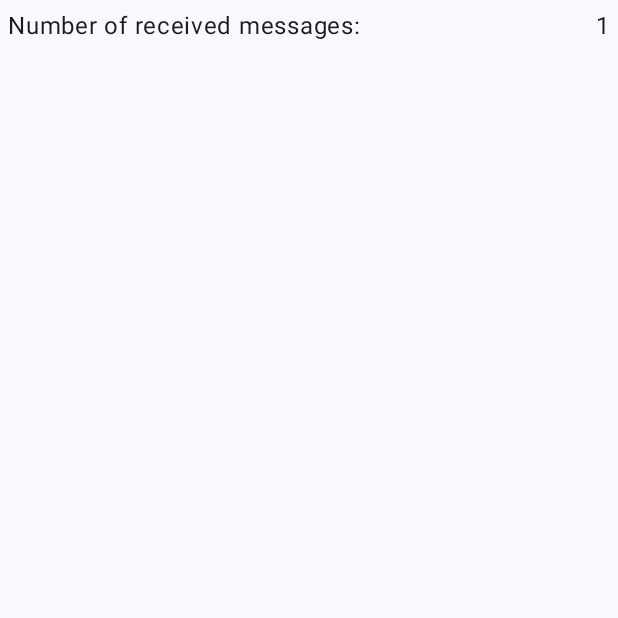
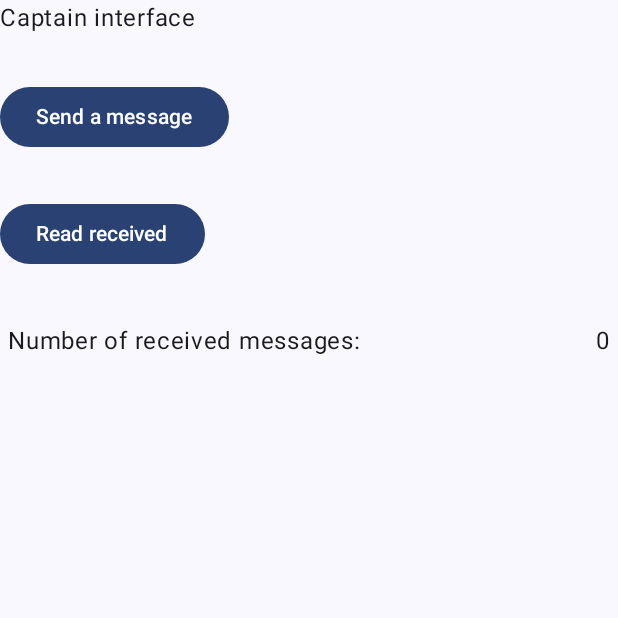
Before and after one commit to igormayachenkov/fleet, an Android app built with Jetpack Compose: the screen it shows after launch (MainActivity), on a phone screen of 412 x 824 dp, the top half of it. Run offline under Robolectric (Android 15) with nearby library versions, the phone set to English and light mode, and no system bars.

Commit message:
flagman: msg flow converted to channels

```diff
--- a/flagman/app/src/main/java/ru/igormayachenkov/flagman/Captain.kt
+++ b/flagman/app/src/main/java/ru/igormayachenkov/flagman/Captain.kt
@@ -4,9 +4,11 @@ import android.content.Context
 import android.util.Log
 import kotlinx.coroutines.CoroutineScope
 import kotlinx.coroutines.Dispatchers
+import kotlinx.coroutines.ExperimentalCoroutinesApi
 import kotlinx.coroutines.flow.MutableStateFlow
 import kotlinx.coroutines.flow.asStateFlow
 import kotlinx.coroutines.launch
+import ru.igormayachenkov.flagman.radio.Message
 import ru.igormayachenkov.flagman.radio.RadioMan
 
 object Captain {
@@ -26,14 +28,28 @@ object Captain {
     fun start(context: Context) {
         Log.d(TAG,"start")
 
+
         scope.launch {
-            radioMan.received.collect { msg ->
-                Log.d(TAG,"received message: $msg")
-                _state.emit(
-                    State(_state.value.receiveMessagesCount+1)
-                )
+            radioMan.run()
+        }
+    }
+
+    fun sendMessage(){
+        val msg = Message(time=System.currentTimeMillis(), data= ByteArray(0))
+        scope.launch {
+            radioMan.toSend.send(msg)
+        }
+    }
+
+    @OptIn(ExperimentalCoroutinesApi::class)
+    fun readReceivedMessages(){
+        scope.launch {
+            radioMan.received.apply {
+                while(!isEmpty) {
+                    val msg = receive()
+                    _state.emit(State(state.value.receiveMessagesCount+1))
+                }
             }
-            Log.d(TAG,"finished")
         }
     }
 }
--- a/flagman/app/src/main/java/ru/igormayachenkov/flagman/MainActivity.kt
+++ b/flagman/app/src/main/java/ru/igormayachenkov/flagman/MainActivity.kt
@@ -6,9 +6,12 @@ import androidx.activity.compose.setContent
 import androidx.activity.enableEdgeToEdge
 import androidx.compose.foundation.layout.Column
 import androidx.compose.foundation.layout.Row
+import androidx.compose.foundation.layout.Spacer
 import androidx.compose.foundation.layout.fillMaxSize
 import androidx.compose.foundation.layout.fillMaxWidth
+import androidx.compose.foundation.layout.height
 import androidx.compose.foundation.layout.padding
+import androidx.compose.material3.Button
 import androidx.compose.material3.Scaffold
 import androidx.compose.material3.Surface
 import androidx.compose.material3.Text
@@ -32,6 +35,23 @@ class MainActivity : ComponentActivity() {
                     ){
                         val state by Captain.state.collectAsState()
                         Column(Modifier.fillMaxWidth()) {
+                            Text("Captain interface")
+                            Spacer(Modifier.height(30.dp))
+
+                            // Send button
+                            Button({Captain.sendMessage()}) {
+                                Text("Send a message")
+                            }
+                            Spacer(Modifier.height(30.dp))
+
+                            // Send button
+                            Button({Captain.readReceivedMessages()}) {
+                                Text("Read received")
+                            }
+                            Spacer(Modifier.height(30.dp))
+
+
+                            // Message list
                             Row(
                                 Modifier
                                     .fillMaxWidth()
@@ -39,6 +59,7 @@ class MainActivity : ComponentActivity() {
                                 Text("Number of received messages:", Modifier.weight(1f))
                                 Text("${state.receiveMessagesCount}")
                             }
+
                         }
                     }
                 }
--- a/flagman/app/src/main/java/ru/igormayachenkov/flagman/radio/RadioMan.kt
+++ b/flagman/app/src/main/java/ru/igormayachenkov/flagman/radio/RadioMan.kt
@@ -1,19 +1,45 @@
 package ru.igormayachenkov.flagman.radio
 
 import android.util.Log
+import kotlinx.coroutines.channels.Channel
+import kotlinx.coroutines.channels.ReceiveChannel
+import kotlinx.coroutines.channels.SendChannel
 import kotlinx.coroutines.delay
-import kotlinx.coroutines.flow.flow
 
 class RadioMan {
     private val TAG = "myapp.RadioMan"
 
-    val received = flow<Message> {
-        Log.d(TAG,"receive flow started")
-        var i = 0L
-        while(true){
-            delay(3_000)
-            i++
-            emit(Message(i,ByteArray(0)))
+    private val _input  = Channel<Message>(capacity = 100)
+    val toSend:SendChannel<Message> = _input
+
+    private val _output = Channel<Message>(capacity = 100)
+    val received:ReceiveChannel<Message> = _output
+
+    suspend fun run(){
+        while (true){
+            // Get the message or wait
+            Log.d(TAG,"waiting... for input")
+            val msgToSend = _input.receive()
+
+            // Process
+            Log.d(TAG,"sending...  message: $msgToSend")
+            delay(1_000)
+            val msgReceived = Message(time = System.currentTimeMillis(), data=ByteArray(0))
+            Log.d(TAG,"received message: $msgToSend")
+
+            // Put to the queue
+            _output.send(msgReceived)
         }
     }
+
+
+//    val received = flow<Message> {
+//        Log.d(TAG,"receive flow started")
+//        var i = 0L
+//        while(true){
+//            delay(3_000)
+//            i++
+//            emit(Message(i,ByteArray(0)))
+//        }
+//    }
 }
```
Also changed, not shown: flagman/app/src/main/java/ru/igormayachenkov/flagman/radio/Message.kt (+7 -0 lines).
